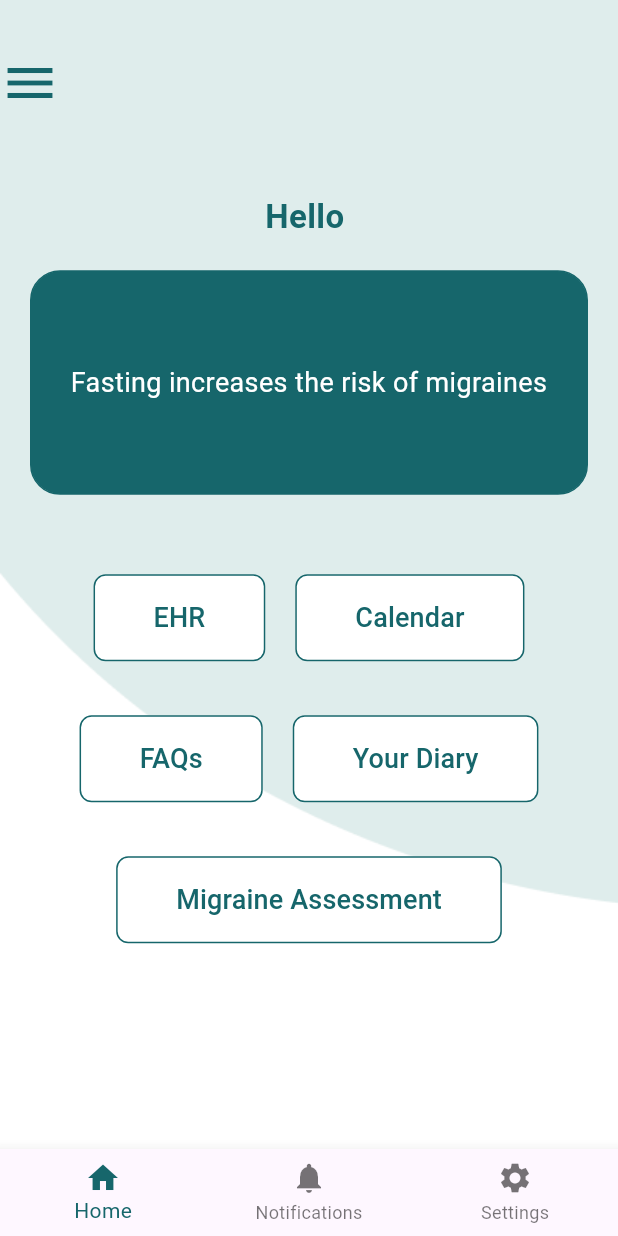
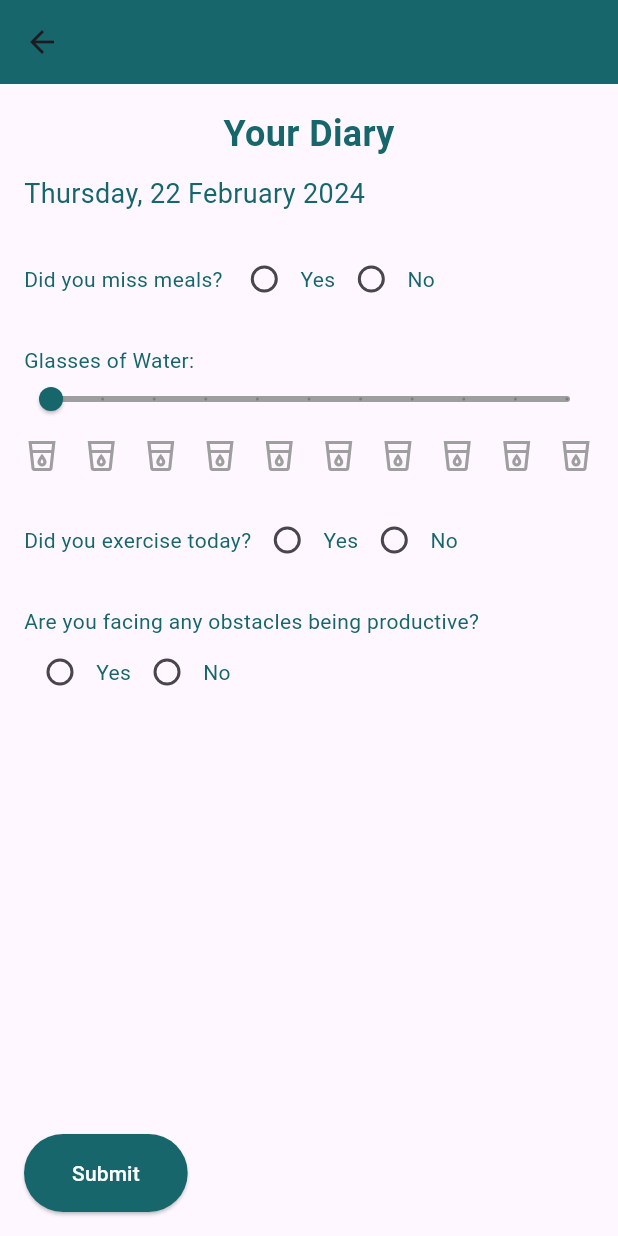
Before and after one commit to sanikaahadap/migraine_review, a Flutter app: the HomePage screen opened directly, after a tap on "Your Diary", on a phone screen of 412 x 824 dp. Run offline on Flutter 3.47's test engine with Material 3 defaults, Android fonts, the phone set to English and light mode, and no system bars; our stand-ins replace cloud_firestore, firebase_auth, firebase_core, smooth_page_indicator, table_calendar; accounts and stored records are empty.

Commit message:
diary module added

```diff
--- /dev/null
+++ b/lib/diary.dart
@@ -0,0 +1,249 @@
+import 'package:flutter/material.dart';
+import 'package:intl/intl.dart';
+import 'package:neurooooo/home.dart';
+
+class DiaryPage extends StatefulWidget {
+  @override
+  _DiaryPageState createState() => _DiaryPageState();
+}
+
+class _DiaryPageState extends State<DiaryPage> {
+  bool? _didMissMeals;
+  double _glassesOfWater = 0;
+  bool? _didExerciseToday;
+  bool? _productiveObstacles;
+
+  @override
+  Widget build(BuildContext context) {
+    String currentDate = DateFormat('EEEE, d MMMM yyyy').format(DateTime.now());
+
+    return Scaffold(
+      appBar: AppBar(
+        backgroundColor: const Color(0xFF16666B),
+      ),
+      body: Padding(
+        padding: const EdgeInsets.all(16.0),
+        child: Column(
+          crossAxisAlignment: CrossAxisAlignment.start,
+          children: [
+            const Center(
+              child: Text(
+                'Your Diary',
+                style: TextStyle(
+                  fontSize: 24.0,
+                  fontWeight: FontWeight.bold,
+                  color: Color(0xFF16666B),
+                ),
+              ),
+            ),
+            const SizedBox(height: 10),
+            Text(
+              currentDate,
+              style: const TextStyle(
+                fontSize: 18.0,
+                color: Color(0xFF16666B),
+              ),
+            ),
+            const SizedBox(height: 20),
+
+            Row(
+              children: [
+                const Text(
+                  'Did you miss meals? ',
+                  style: TextStyle(
+                    color: Color(0xFF16666B),
+                  ),
+                ),
+                Radio(
+                  value: true,
+                  groupValue: _didMissMeals,
+                  activeColor: const Color(0xFF16666B),
+                  onChanged: (value) {
+                    setState(() {
+                      _didMissMeals = value;
+                    });
+                  },
+                ),
+                const Text('Yes', style: TextStyle(color: Color(0xFF16666B))),
+                Radio(
+                  value: false,
+                  groupValue: _didMissMeals,
+                  activeColor: const Color(0xFF16666B),
+                  onChanged: (value) {
+                    setState(() {
+                      _didMissMeals = value;
+                    });
+                  },
+                ),
+                const Text('No', style: TextStyle(color: Color(0xFF16666B))),
+              ],
+            ),
+            const SizedBox(height: 20),
+            const Text(
+              'Glasses of Water:',
+              style: TextStyle(
+                color: Color(0xFF16666B),
+              ),
+            ),
+            SliderTheme(
+              data: const SliderThemeData(
+                activeTrackColor: Color(0xFF16666B),
+                thumbColor: Color(0xFF16666B),
+                overlayColor: Color(0x2916666B),
+                inactiveTrackColor: Colors.grey,
+                thumbShape: RoundSliderThumbShape(enabledThumbRadius: 8.0),
+                overlayShape: RoundSliderOverlayShape(overlayRadius: 16.0),
+              ),
+              child: Slider(
+                value: _glassesOfWater,
+                min: 0,
+                max: 10,
+                divisions: 10,
+                label: _glassesOfWater.round().toString(),
+                onChanged: (double value) {
+                  setState(() {
+                    _glassesOfWater = value;
+                  });
+                },
+              ),
+            ),
+            const SizedBox(height: 10),
+            Row(
+              mainAxisAlignment: MainAxisAlignment.spaceBetween,
+              children: List.generate(
+                10,
+                    (index) => _buildWaterIcon(index),
+              ),
+            ),
+            const SizedBox(height: 20),
+            Row(
+              children: [
+                const Text(
+                  'Did you exercise today?',
+                  style: TextStyle(
+                    color: Color(0xFF16666B),
+                  ),
+                ),
+                Radio(
+                  value: true,
+                  groupValue: _didExerciseToday,
+                  activeColor: const Color(0xFF16666B),
+                  onChanged: (value) {
+                    setState(() {
+                      _didExerciseToday = value;
+                    });
+                  },
+                ),
+                const Text('Yes', style: TextStyle(color: Color(0xFF16666B))),
+                Radio(
+                  value: false,
+                  groupValue: _didExerciseToday,
+                  activeColor: const Color(0xFF16666B),
+                  onChanged: (value) {
+                    setState(() {
+                      _didExerciseToday = value;
+                    });
+                  },
+                ),
+                const Text('No', style: TextStyle(color: Color(0xFF16666B))),
+              ],
+            ),
+            const SizedBox(height: 20),
+            const Text(
+              'Are you facing any obstacles being productive?',
+              style: TextStyle(
+                color: Color(0xFF16666B),
+              ),
+            ),
+            Row(
+              children: [
+                Radio(
+                  value: true,
+                  groupValue: _productiveObstacles,
+                  activeColor: const Color(0xFF16666B),
+                  onChanged: (value) {
+                    setState(() {
+                      _productiveObstacles = value;
+                    });
+                  },
+                ),
+                const Text('Yes', style: TextStyle(color: Color(0xFF16666B))),
+                Radio(
+                  value: false,
+                  groupValue: _productiveObstacles,
+                  activeColor: const Color(0xFF16666B),
+                  onChanged: (value) {
+                    setState(() {
+                      _productiveObstacles = value;
+                    });
+                  },
+                ),
+                const Text('No', style: TextStyle(color: Color(0xFF16666B))),
+              ],
+            ),
+            const Spacer(),
+            ElevatedButton(
+              onPressed: () {
+                Navigator.push(
+                  context,
+                  MaterialPageRoute(builder: (context) => SubmissionConfirmationPage()),
+                );
+              },
+              style: ElevatedButton.styleFrom(
+                backgroundColor: const Color(0xFF16666B),
+                foregroundColor: Colors.white,
+                padding: EdgeInsets.symmetric(vertical: 16, horizontal: 32),
+              ),
+              child: Text('Submit'),
+            ),
+          ],
+        ),
+      ),
+    );
+  }
+
+  Widget _buildWaterIcon(int index) {
+    IconData iconData = _glassesOfWater >= index + 1 ? Icons.local_drink : Icons.local_drink_outlined;
+    Color iconColor = _glassesOfWater >= index + 1 ? const Color(0xFF16666B) : Colors.grey;
+
+    return Icon(iconData, color: iconColor);
+  }
+}
+
+class SubmissionConfirmationPage extends StatelessWidget {
+  @override
+  Widget build(BuildContext context) {
+    return Scaffold(
+      appBar: AppBar(
+        backgroundColor: const Color(0xFF16666B),
+        title: Text('Submission Confirmation'),
+      ),
+      body: Center(
+        child: Column(
+          mainAxisAlignment: MainAxisAlignment.center,
+          children: [
+            Text(
+              "Today's response recorded!",
+              style: TextStyle(
+                fontSize: 20,
+                color: Color(0xFF16666B),
+              ),
+            ),
+            SizedBox(height: 20),
+            ElevatedButton(
+              onPressed: () {
+                Navigator.push(context, MaterialPageRoute(builder: (context) => HomePage()));
+              },
+              style: ElevatedButton.styleFrom(
+                backgroundColor: const Color(0xFF16666B),
+                foregroundColor: Colors.white,
+                padding: EdgeInsets.symmetric(vertical: 16, horizontal: 32),
+              ),
+              child: Text('Go back to the home page'),
+            ),
+          ],
+        ),
+      ),
+    );
+  }
+}
--- a/lib/home.dart
+++ b/lib/home.dart
@@ -1,4 +1,3 @@
-import 'package:firebase_auth/firebase_auth.dart';
 import 'package:flutter/material.dart';
 import 'package:neurooooo/midas.dart';
 import 'package:neurooooo/notifications.dart';
@@ -6,7 +5,8 @@ import 'package:neurooooo/settings.dart';
 import 'package:neurooooo/ehr.dart';
 import 'package:neurooooo/faqs.dart';
 import 'package:neurooooo/calendar.dart';
-import 'package:cloud_firestore/cloud_firestore.dart';
+import 'package:neurooooo/profile.dart';
+import 'package:neurooooo/diary.dart';
 
 class HomePage extends StatefulWidget {
   @override
@@ -17,33 +17,12 @@ class _HomePageState extends State<HomePage> {
   final GlobalKey<ScaffoldState> _scaffoldKey = GlobalKey<ScaffoldState>();
 
   String _userName = '';
- // Initialize the user name variable
+
   @override
   void initState() {
     super.initState();
-    _getUserData(); // Call function to get user data when the widget initializes
-  }
-
-  void _getUserData() async {
-    // Get the current user's ID
-    final String? uid = FirebaseAuth.instance.currentUser?.uid;
-
-    if (uid != null) {
-      try {
-        DocumentSnapshot userSnapshot =
-        await FirebaseFirestore.instance.collection('users').doc(uid).get();
-
-        if (userSnapshot.exists) {
-          setState(() {
-            _userName = userSnapshot['name'];
-          });
-        } else {
-          print('User document does not exist');
-        }
-      } catch (e) {
-        print('Error fetching user data: $e');
-      }
-    }
+    // Fetch user data here
+    _userName = 'Test User'; // Placeholder user name
   }
 
   @override
@@ -66,13 +45,12 @@ class _HomePageState extends State<HomePage> {
               alignment: Alignment.topLeft,
               child: GestureDetector(
                 onTap: () {
-                  // Open drawer when icon is tapped
                   _scaffoldKey.currentState!.openDrawer();
                 },
                 child: const Icon(
-                  Icons.menu, // Placeholder icon for sidebar
-                  size: 40, // Adjust icon size as needed
-                  color: Color(0xFF16666B), // Adjust icon color
+                  Icons.menu,
+                  size: 40,
+                  color: Color(0xFF16666B),
                 ),
               ),
             ),
@@ -82,37 +60,36 @@ class _HomePageState extends State<HomePage> {
               mainAxisAlignment: MainAxisAlignment.center,
               children: <Widget>[
                 Text(
-                  'Hello $_userName', // Added text
+                  'Hello $_userName',
                   style: const TextStyle(
                     fontSize: 22.0,
-                    fontWeight: FontWeight.bold, // Bold font weight
-                    color: Color(0xFF16666B), // Text color
+                    fontWeight: FontWeight.bold,
+                    color: Color(0xFF16666B),
                   ),
                 ),
-                const SizedBox(height: 20), // Adjust spacing
+                const SizedBox(height: 20),
                 Container(
-                  width: double.infinity, // Cover entire page width
-                  height: MediaQuery.of(context).size.height / 5.5, // 1/3 of the screen height
-                  margin: const EdgeInsets.symmetric(horizontal: 20.0), // Adjust margin as needed
-                  padding: const EdgeInsets.all(20.0), // Adjust padding as needed
+                  width: double.infinity,
+                  height: MediaQuery.of(context).size.height / 5.5,
+                  margin: const EdgeInsets.symmetric(horizontal: 20.0),
+                  padding: const EdgeInsets.all(20.0),
                   decoration: BoxDecoration(
-                    color: Color(0xFF16666B), // Transparent background
-                    border: Border.all(color: const Color(0xFF16666B)), // Border color
-                    borderRadius: BorderRadius.circular(20.0), // Rounded borders
+                    color: Color(0xFF16666B),
+                    border: Border.all(color: const Color(0xFF16666B)),
+                    borderRadius: BorderRadius.circular(20.0),
                   ),
                   child: const Center(
                     child: Text(
                       'Fasting increases the risk of migraines',
                       style: TextStyle(
                         fontSize: 18.0,
-                        color: Color(0xFFFFFFFF), // Text color
-
+                        color: Color(0xFFFFFFFF),
                       ),
                       textAlign: TextAlign.center,
                     ),
                   ),
                 ),
-                const SizedBox(height: 45), // Adjust spacing between box and buttons
+                const SizedBox(height: 45),
                 Row(
                   mainAxisAlignment: MainAxisAlignment.center,
                   children: [
@@ -125,7 +102,7 @@ class _HomePageState extends State<HomePage> {
                         );
                       },
                     ),
-                    const SizedBox(width: 20), // Adjust spacing between buttons as needed
+                    const SizedBox(width: 20),
                     CustomButton(
                       buttonText: 'Calendar',
                       onPressed: () {
@@ -137,7 +114,7 @@ class _HomePageState extends State<HomePage> {
                     ),
                   ],
                 ),
-                const SizedBox(height: 20), // Adjust spacing between button rows as needed
+                const SizedBox(height: 20),
                 Row(
                   mainAxisAlignment: MainAxisAlignment.center,
                   children: [
@@ -150,16 +127,19 @@ class _HomePageState extends State<HomePage> {
                         );
                       },
                     ),
-                    const SizedBox(width: 20), // Adjust spacing between buttons as needed
+                    const SizedBox(width: 20),
                     CustomButton(
                       buttonText: 'Your Diary',
                       onPressed: () {
-                        // Handle Your Diary button press
+                        Navigator.push(
+                          context,
+                          MaterialPageRoute(builder: (context) => DiaryPage()),
+                        );// Handle Your Diary button press
                       },
                     ),
                   ],
                 ),
-                const SizedBox(height: 20), // Adjust spacing between button rows as needed
+                const SizedBox(height: 20),
                 CustomButton(
                   buttonText: 'Migraine Assessment',
                   onPressed: () {
@@ -191,13 +171,72 @@ class _HomePageState extends State<HomePage> {
               ),
             ),
             ListTile(
+              title: const Text('Profile'),
+              onTap: () {
+                Navigator.push(
+                  context,
+                  MaterialPageRoute(builder: (context) => ProfilePage()),
+                );// Navigate to profile page
+              },
+            ),
+            ListTile(
+              title: const Text('Settings'),
+              onTap: () {
+                Navigator.push(
+                  context,
+                  MaterialPageRoute(builder: (context) => SettingsPage()),
+                );
+              },
+            ),
+            ListTile(
+              title: const Text('Questionnaire'),
+              onTap: () {
+                Navigator.push(
+                  context,
+                  MaterialPageRoute(builder: (context) => MIDASAssessmentPage()),
+                );
+              },
+            ),
+            ListTile(
+              title: const Text('Your Diary'),
+              onTap: () {
+                // Navigate to your diary page
+              },
+            ),
+            ListTile(
+              title: const Text('Calendar'),
+              onTap: () {
+                Navigator.push(
+                  context,
+                  MaterialPageRoute(builder: (context) => CalendarPage()),
+                );
+              },
+            ),
+            ListTile(
+              title: const Text('EHR'),
+              onTap: () {
+                Navigator.push(
+                  context,
+                  MaterialPageRoute(builder: (context) => EHRPage()),
+                );
+              },
+            ),
+            ListTile(
+              title: const Text('FAQs'),
+              onTap: () {
+                Navigator.push(
+                  context,
+                  MaterialPageRoute(builder: (context) => FAQsPage()),
+                );
+              },
+            ),
+            const Divider(),
+            ListTile(
               title: const Text('Log Out'),
               onTap: () {
                 // Implement log out functionality
-                Navigator.pushNamedAndRemoveUntil(context, '/login', (route) => false); // Navigates to the login page and removes all other routes
               },
             ),
-
           ],
         ),
       ),
@@ -254,18 +293,18 @@ class CustomButton extends StatelessWidget {
       child: TextButton(
         onPressed: onPressed,
         style: TextButton.styleFrom(
-          padding: const EdgeInsets.symmetric(horizontal: 40.0, vertical: 16.0), // Adjust padding for width and height
-          backgroundColor: Colors.white, // White background
+          padding: const EdgeInsets.symmetric(horizontal: 40.0, vertical: 16.0),
+          backgroundColor: Colors.white,
           shape: RoundedRectangleBorder(
-            borderRadius: BorderRadius.circular(8.0), // Rounded borders
-            side: const BorderSide(color: Color(0xFF16666B)), // Outline color
+            borderRadius: BorderRadius.circular(8.0),
+            side: const BorderSide(color: Color(0xFF16666B)),
           ),
         ),
         child: Text(
           buttonText,
           style: const TextStyle(
             fontSize: 18.0,
-            color: Color(0xFF16666B), // Text color
+            color: Color(0xFF16666B),
           ),
         ),
       ),
```
Also changed, not shown: lib/profile.dart (added, +87 -0 lines), lib/settings.dart (+34 -45 lines), lib/theme_settings.dart (added, +121 -0 lines), lib/migraine_log.dart (added).
